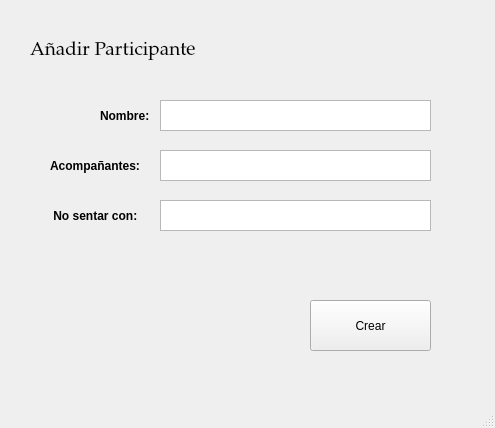
Qt form src/ui/AñadirParticipante.ui (IvanJesusCorbalanPascual/Gestor-de-Eventos) before a commit.
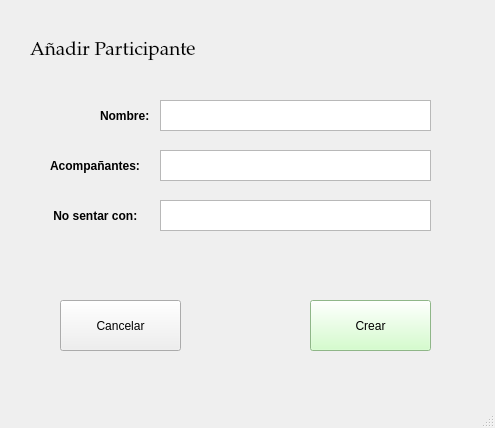
The same form after that commit.

Diff of the .ui file:
```diff
--- a/src/ui/AñadirParticipante.ui
+++ b/src/ui/AñadirParticipante.ui
@@ -61,6 +61,11 @@
       <height>51</height>
      </rect>
     </property>
+    <property name="styleSheet">
+     <string notr="true">QWidget {
+    background-color: rgb(200, 255, 190); /* Un verde muy pálido, casi menta */
+}</string>
+    </property>
     <property name="text">
      <string>Crear</string>
     </property>
@@ -142,6 +147,22 @@
      <string/>
     </property>
    </widget>
+   <widget class="QPushButton" name="pushButton_5">
+    <property name="geometry">
+     <rect>
+      <x>60</x>
+      <y>300</y>
+      <width>121</width>
+      <height>51</height>
+     </rect>
+    </property>
+    <property name="styleSheet">
+     <string notr="true"/>
+    </property>
+    <property name="text">
+     <string>Cancelar</string>
+    </property>
+   </widget>
   </widget>
   <widget class="QMenuBar" name="menubar">
    <property name="geometry">
```
